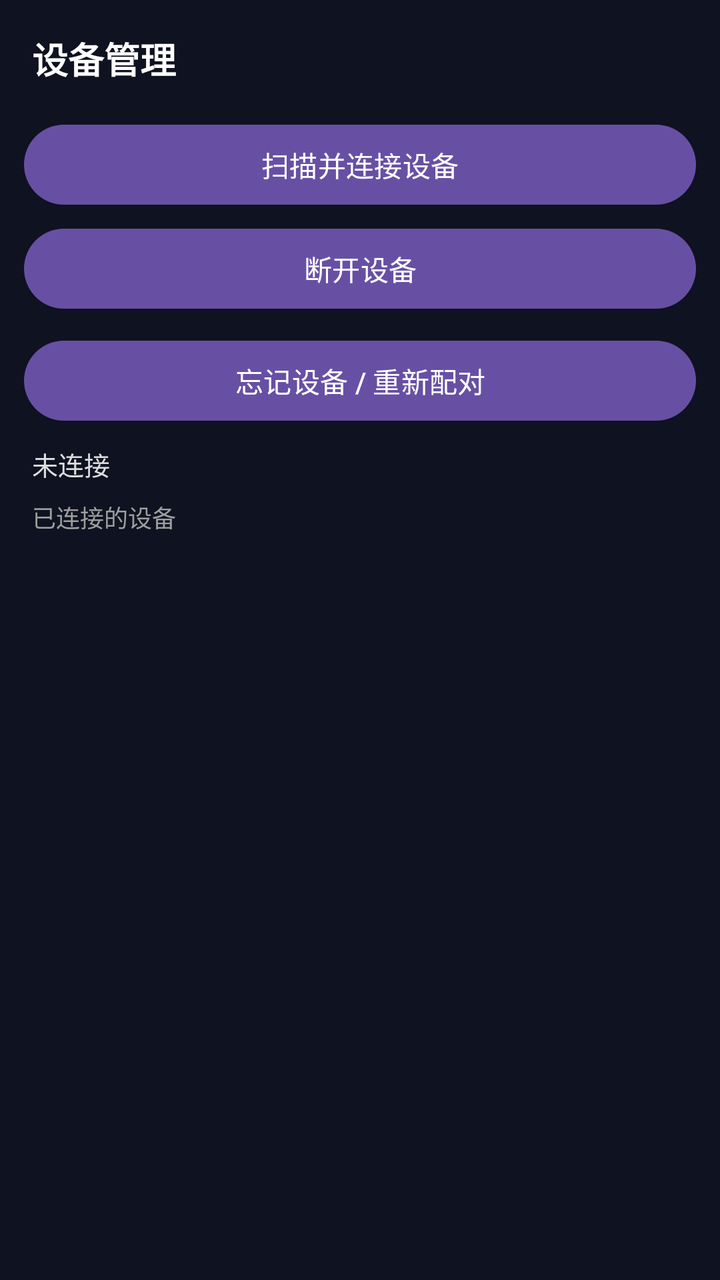
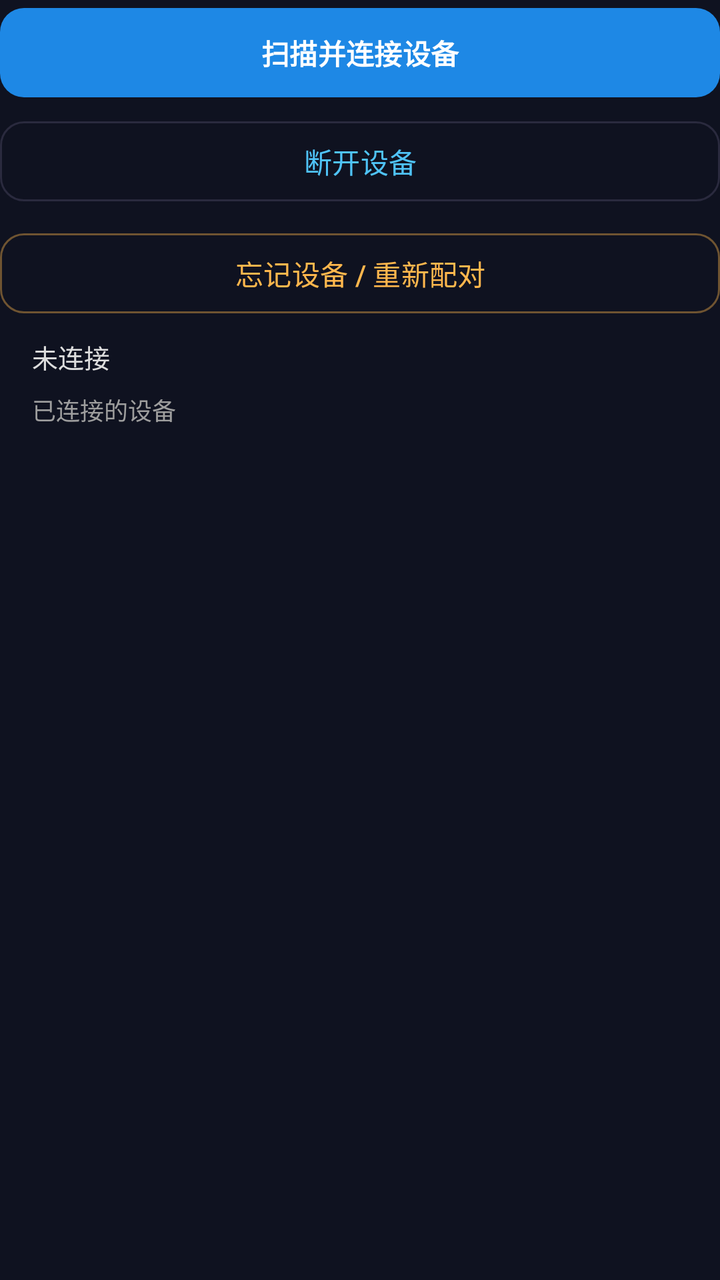

Before-and-after screenshots of an Android layout around one commit, followed by the original layout XML and the change that was made.
<!-- AndroidManifest.xml: application theme Theme.VoiceBridge -->
<!-- res/layout/fragment_devices.xml -->
<?xml version="1.0" encoding="utf-8"?>
<LinearLayout xmlns:android="http://schemas.android.com/apk/res/android"
    android:layout_width="match_parent"
    android:layout_height="match_parent"
    android:orientation="vertical"
    android:background="#0F1220">

    <TextView
        android:id="@+id/devicesTitle"
        android:layout_width="match_parent"
        android:layout_height="wrap_content"
        android:text="设备管理"
        android:textSize="18sp"
        android:textStyle="bold"
        android:textColor="#FFFFFF"
        android:padding="16dp" />

    <Button
        android:id="@+id/btnScan"
        android:layout_width="match_parent"
        android:layout_height="wrap_content"
        android:text="扫描并连接设备"
        android:layout_marginHorizontal="12dp"
        android:layout_marginBottom="4dp" />

    <Button
        android:id="@+id/btnDisconnect"
        android:layout_width="match_parent"
        android:layout_height="wrap_content"
        android:text="断开设备"
        android:layout_marginHorizontal="12dp"
        android:layout_marginBottom="8dp" />

    <Button
        android:id="@+id/btnForget"
        android:layout_width="match_parent"
        android:layout_height="wrap_content"
        android:text="忘记设备 / 重新配对"
        android:layout_marginHorizontal="12dp"
        android:layout_marginBottom="8dp" />

    <TextView
        android:id="@+id/deviceStatusText"
        android:layout_width="match_parent"
        android:layout_height="wrap_content"
        android:text="未连接"
        android:textSize="13sp"
        android:textColor="#DDDDDD"
        android:paddingHorizontal="16dp"
        android:paddingBottom="8dp" />

    
    <TextView
        android:layout_width="match_parent"
        android:layout_height="wrap_content"
        android:text="已连接的设备"
        android:textSize="12sp"
        android:textColor="#9E9E9E"
        android:paddingHorizontal="16dp"
        android:paddingBottom="4dp" />

    <androidx.recyclerview.widget.RecyclerView
        android:id="@+id/deviceList"
        android:layout_width="match_parent"
        android:layout_height="0dp"
        android:layout_weight="1"
        android:paddingHorizontal="8dp" />
</LinearLayout>
<!-- resources referenced by this layout -->
<resources>
  <style name="Theme.VoiceBridge" parent="Theme.Material3.DayNight.NoActionBar" />
</resources>

<!-- the commit's change to res/layout/fragment_devices.xml (unified diff, before → after) -->
@@ -1,43 +1,51 @@
 <?xml version="1.0" encoding="utf-8"?>
 <LinearLayout xmlns:android="http://schemas.android.com/apk/res/android"
+    xmlns:app="http://schemas.android.com/apk/res-auto"
     android:layout_width="match_parent"
     android:layout_height="match_parent"
-    android:orientation="vertical"
-    android:background="#0F1220">
-
-    <TextView
-        android:id="@+id/devicesTitle"
-        android:layout_width="match_parent"
-        android:layout_height="wrap_content"
-        android:text="设备管理"
-        android:textSize="18sp"
-        android:textStyle="bold"
-        android:textColor="#FFFFFF"
-        android:padding="16dp" />
+    android:orientation="vertical">
 
     <Button
         android:id="@+id/btnScan"
         android:layout_width="match_parent"
         android:layout_height="wrap_content"
         android:text="扫描并连接设备"
-        android:layout_marginHorizontal="12dp"
-        android:layout_marginBottom="4dp" />
+        android:layout_marginHorizontal="0dp"
+        android:layout_marginBottom="4dp" 
+        app:cornerRadius="12dp"
+        android:textColor="@color/ink"
+        android:textStyle="bold"
+        android:paddingTop="12dp"
+        android:paddingBottom="12dp"
+    />
 
     <Button
         android:id="@+id/btnDisconnect"
         android:layout_width="match_parent"
         android:layout_height="wrap_content"
         android:text="断开设备"
-        android:layout_marginHorizontal="12dp"
-        android:layout_marginBottom="8dp" />
+        android:layout_marginHorizontal="0dp"
+        android:layout_marginBottom="8dp" 
+        app:backgroundTint="@android:color/transparent"
+        app:cornerRadius="12dp"
+        app:strokeColor="@color/card_stroke"
+        app:strokeWidth="1dp"
+        android:textColor="@color/accent"
+    />
 
     <Button
         android:id="@+id/btnForget"
         android:layout_width="match_parent"
         android:layout_height="wrap_content"
         android:text="忘记设备 / 重新配对"
-        android:layout_marginHorizontal="12dp"
-        android:layout_marginBottom="8dp" />
+        android:layout_marginHorizontal="0dp"
+        android:layout_marginBottom="8dp" 
+        app:backgroundTint="@android:color/transparent"
+        app:cornerRadius="12dp"
+        app:strokeColor="@color/warn_stroke"
+        app:strokeWidth="1dp"
+        android:textColor="@color/warn"
+    />
 
     <TextView
         android:id="@+id/deviceStatusText"
<!-- resource entries referenced after the edit -->
@@ -1,5 +1,39 @@
 <!-- resources referenced by this layout -->
 <resources>
-  <style name="Theme.VoiceBridge" parent="Theme.Material3.DayNight.NoActionBar" />
+  <color name="accent">#4FC3F7</color>
+  <color name="card_stroke">#2A2A3E</color>
+  <color name="ink">#FFFFFF</color>
+  <color name="warn">#FFB74D</color>
+  <color name="warn_stroke">#66FFB74D</color>
+  <style name="Theme.VoiceBridge" parent="Theme.Material3.DayNight.NoActionBar">
+          <item name="colorPrimary">@color/primary</item>
+          <item name="colorOnPrimary">@color/ink</item>
+          <item name="colorPrimaryContainer">@color/card_bg</item>
+          <item name="colorOnPrimaryContainer">@color/accent</item>
+  
+          <item name="colorSecondary">@color/accent</item>
+          <item name="colorOnSecondary">@color/page_bg</item>
+          <item name="colorSecondaryContainer">@color/card_bg</item>
+          <item name="colorOnSecondaryContainer">@color/accent</item>
+  
+          <item name="colorTertiary">@color/accent</item>
+          <item name="colorOnTertiary">@color/page_bg</item>
+  
+          <item name="android:colorBackground">@color/page_bg</item>
+          <item name="colorOnBackground">@color/ink</item>
+          <item name="colorSurface">@color/card_bg</item>
+          <item name="colorOnSurface">@color/ink</item>
+          <item name="colorSurfaceVariant">@color/row_bg</item>
+          <item name="colorOnSurfaceVariant">@color/ink_dim</item>
+          <item name="colorOutline">@color/card_stroke</item>
+          <item name="colorOutlineVariant">@color/card_stroke</item>
+          <item name="colorError">#EF5350</item>
+          <item name="colorOnError">@color/ink</item>
+      </style>
+  <color name="primary">#1E88E5</color>
+  <color name="card_bg">#171B2E</color>
+  <color name="page_bg">#0F1220</color>
+  <color name="row_bg">#1B2035</color>
+  <color name="ink_dim">#9E9E9E</color>
 </resources>
 
